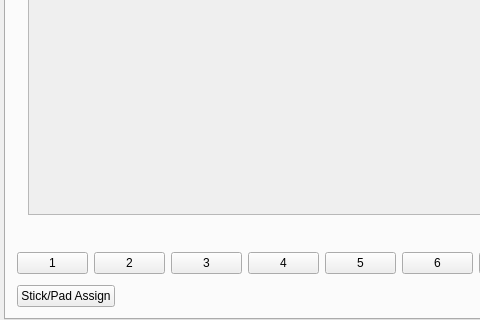
Qt form src/mainwindow.ui (AntiMicroX/antimicrox) before a commit; both pictures show x 0 to 480 and y 250 to 570 of the 650 by 570 pixel window.
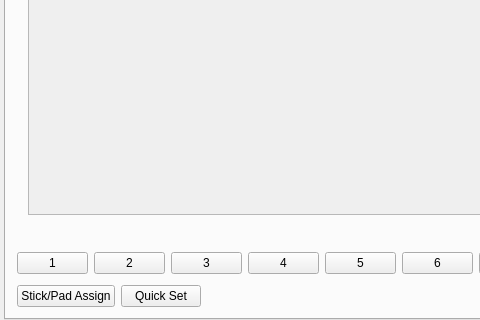
The same form after that commit. Icons and pictures are not drawn.

Commit message: Added Quick Set dialog window. Resolves issue #10.

Patch:
```diff
--- a/src/mainwindow.ui
+++ b/src/mainwindow.ui
@@ -474,6 +474,13 @@
                 </property>
                </widget>
               </item>
+              <item>
+               <widget class="QPushButton" name="quickSetPushButton">
+                <property name="text">
+                 <string>Quick Set</string>
+                </property>
+               </widget>
+              </item>
               <item>
                <spacer name="horizontalSpacer_2">
                 <property name="orientation">
```
The commit also changes 8 other files.
